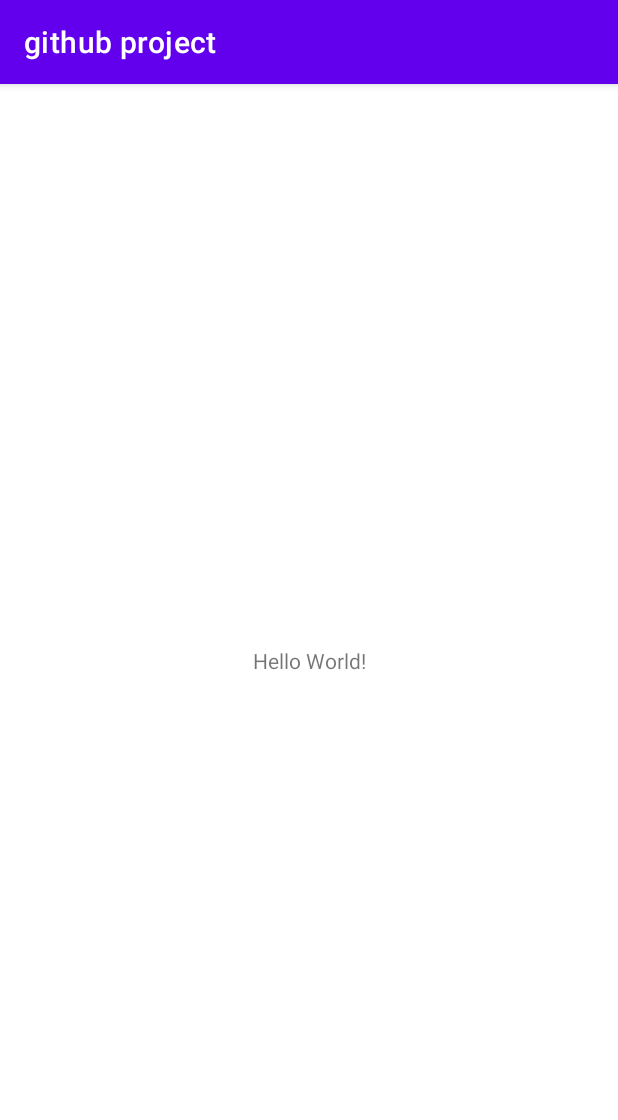
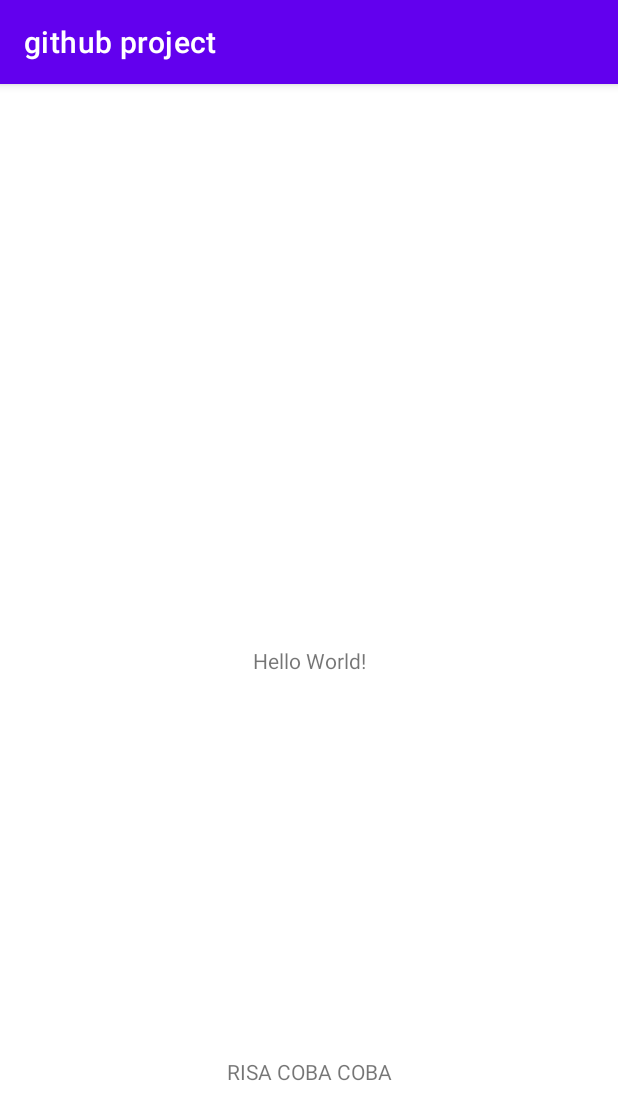
Before and after one commit to risaa13/GithubHomework, an Android app: the screen it shows after launch (MainActivity), on a phone screen of 412 x 824 dp. Shown: the top 1120 px of the screen. Run offline under Robolectric (Android 15) with nearby library versions, the phone set to English and light mode, and no system bars.

Commit message:
second commit

```diff
--- a/app/src/main/res/layout/activity_main.xml
+++ b/app/src/main/res/layout/activity_main.xml
@@ -15,4 +15,13 @@
         app:layout_constraintRight_toRightOf="parent"
         app:layout_constraintTop_toTopOf="parent" />
 
+    <TextView
+        android:layout_width="wrap_content"
+        android:layout_height="wrap_content"
+        android:text="RISA COBA COBA"
+        app:layout_constraintBottom_toBottomOf="parent"
+        app:layout_constraintLeft_toLeftOf="parent"
+        app:layout_constraintRight_toRightOf="parent"
+        android:layout_marginBottom="100dp"
+        />
 </androidx.constraintlayout.widget.ConstraintLayout>
```
